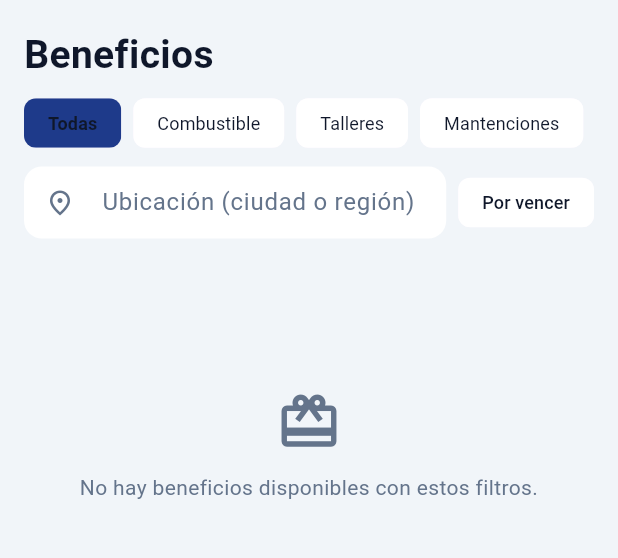
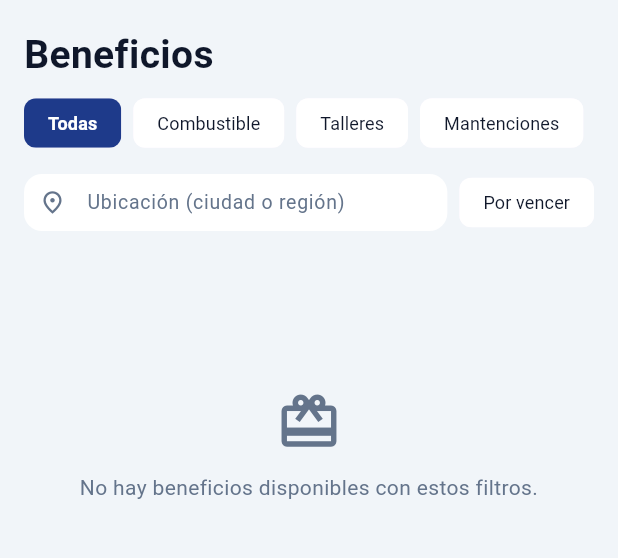
Before and after one commit to JazminHerrera2/CAPSTOM_EC_DM_AC, a Flutter app: the BeneficiosScreen screen opened directly, on a phone screen of 412 x 824 dp, the part 84-642 px from its top. Run offline on Flutter 3.47's test engine with Material 3 defaults, Android fonts, the phone set to English and light mode, and no system bars; our stand-ins replace cached_network_image, cloud_firestore, file_picker, firebase_auth, firebase_core, flutter_dotenv and 11 more; missing offline and left inert: dart:html, desktop_drop, excel, google_mlkit_text_recognition, syncfusion_flutter_pdf; accounts and stored records are empty.

Commit message:
Beneficios (conductor): inicio solo con imagen, buscador compacto y chips con texto blanco al seleccionar
Co-Authored-By: Claude Sonnet 5.5 <noreply@anthropic.com>

```diff
--- a/Producto/tag_ok/lib/screens/beneficios/beneficios_screen.dart
+++ b/Producto/tag_ok/lib/screens/beneficios/beneficios_screen.dart
@@ -152,21 +152,36 @@ class _BeneficiosScreenState extends State<BeneficiosScreen> {
           Row(
             children: [
               Expanded(
+                child: SizedBox(
+                  height: 38,
                   child: TextField(
                     controller: _ubicacion,
                     onChanged: (_) => setState(() {}),
-                  style: const TextStyle(color: _textMain),
+                    style: const TextStyle(color: _textMain, fontSize: 13),
+                    textAlignVertical: TextAlignVertical.center,
                     decoration: InputDecoration(
                       hintText: 'Ubicación (ciudad o región)',
-                    hintStyle: const TextStyle(color: _textMuted),
-                    prefixIcon:
-                        const Icon(Icons.place_outlined, color: _textMuted, size: 20),
+                      hintStyle: const TextStyle(color: _textMuted, fontSize: 13),
+                      prefixIcon: const Icon(
+                        Icons.place_outlined,
+                        color: _textMuted,
+                        size: 18,
+                      ),
+                      prefixIconConstraints: const BoxConstraints(
+                        minWidth: 38,
+                        minHeight: 38,
+                      ),
                       isDense: true,
                       filled: true,
                       fillColor: _surfaceColor,
+                      contentPadding: const EdgeInsets.symmetric(
+                        horizontal: 12,
+                        vertical: 0,
+                      ),
                       border: OutlineInputBorder(
                         borderRadius: BorderRadius.circular(12),
                         borderSide: BorderSide.none,
+                      ),
                     ),
                   ),
                 ),
@@ -176,10 +191,14 @@ class _BeneficiosScreenState extends State<BeneficiosScreen> {
                 label: const Text('Por vencer'),
                 selected: _soloPorVencer,
                 onSelected: (v) => setState(() => _soloPorVencer = v),
-                selectedColor: _primaryColor.withValues(alpha: 0.35),
+                selectedColor: _primaryColor,
                 backgroundColor: _surfaceColor,
-                labelStyle: const TextStyle(color: _textMain, fontSize: 12),
-                checkmarkColor: _textMain,
+                labelStyle: TextStyle(
+                  color: _soloPorVencer ? Colors.white : _textMain,
+                  fontSize: 12,
+                  fontWeight: _soloPorVencer ? FontWeight.w700 : FontWeight.normal,
+                ),
+                checkmarkColor: Colors.white,
                 side: BorderSide.none,
               ),
             ],
@@ -200,7 +219,7 @@ class _BeneficiosScreenState extends State<BeneficiosScreen> {
         selectedColor: _primaryColor,
         backgroundColor: _surfaceColor,
         labelStyle: TextStyle(
-          color: _textMain,
+          color: seleccionada ? Colors.white : _textMain,
           fontSize: 12,
           fontWeight: seleccionada ? FontWeight.w700 : FontWeight.normal,
         ),
```
Also changed, not shown: Producto/tag_ok/lib/screens/inicio_dashboard_screen.dart (+4 -42 lines). Lines whose indentation alone changed are shown as unchanged.
